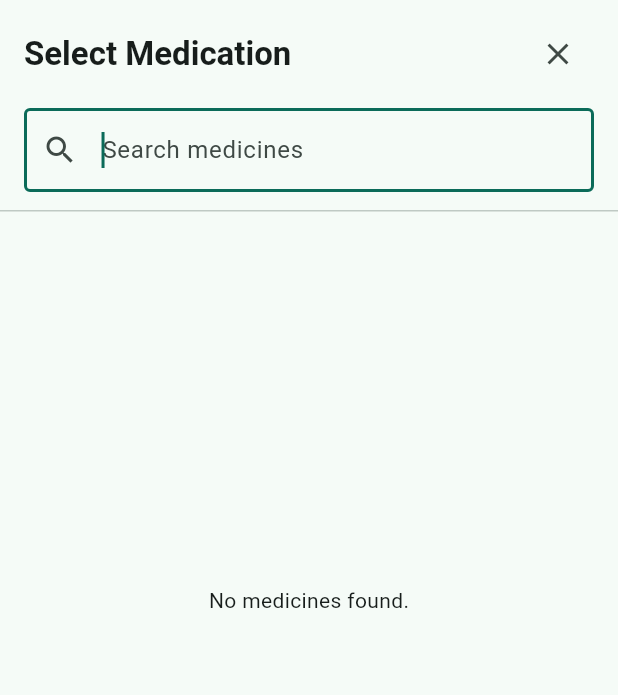
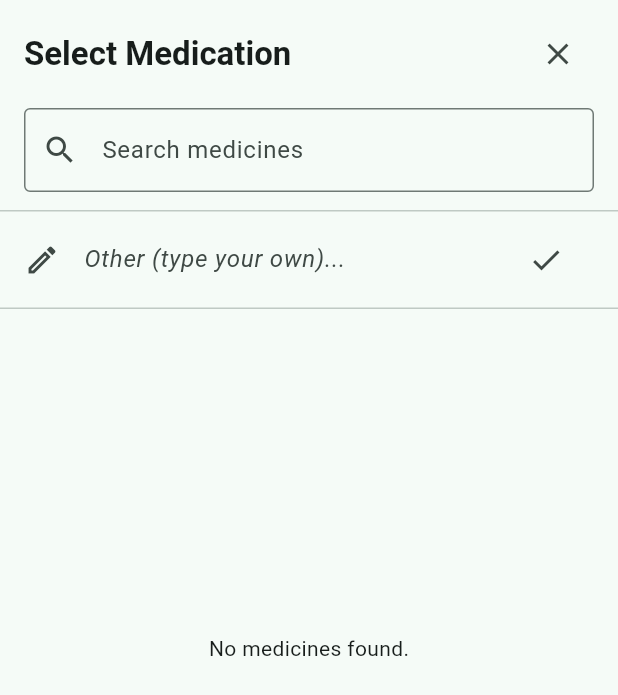
Before and after one commit to babkkin/prototype, a Flutter app: the _MedicationNamePicker widget shown alone on an empty page, opened directly with empty values, on a phone screen of 412 x 824 dp. Shown: the top 695 px of the screen. Run offline on Flutter 3.47's test engine with Material 3 defaults, Android fonts, the phone set to English and light mode, and no system bars; our stand-ins replace drift, pdf, printing; accounts and stored records are empty; generated files the repository leaves out were written again.

Commit message:
feat: enhance medication selection with "Other" input option and improved layout

```diff
--- a/lib/screens/add_medication.dart
+++ b/lib/screens/add_medication.dart
@@ -36,6 +36,7 @@ class _AddMedicationScreenState extends State<AddMedicationScreen> {
   final _maxPrnDoseFrequencyController = TextEditingController();
   final _specialInstructionsController = TextEditingController();
   final _prescriberNameController = TextEditingController();
+
 
   // Flexible generated schedule returned by FrequencyTimetablePicker.
   MedicationScheduleSelection? _scheduleSelection;
@@ -165,6 +166,9 @@ class _AddMedicationScreenState extends State<AddMedicationScreen> {
       return;
     }
 
+
+
+
     final isPrn = _type == PrescriptionType.prn;
 
     // PRN meds don't use the auto timetable (they're taken as needed,
@@ -215,6 +219,7 @@ class _AddMedicationScreenState extends State<AddMedicationScreen> {
 
     Navigator.pop(context, newMedication);
   }
+
 
   String? _emptyToNull(String value) {
     final trimmed = value.trim();
@@ -303,6 +308,7 @@ class _AddMedicationScreenState extends State<AddMedicationScreen> {
                 ),
               ),
 
+
               _rowField(
                 label: 'Medication *',
                 field: TextFormField(
@@ -328,6 +334,7 @@ class _AddMedicationScreenState extends State<AddMedicationScreen> {
                       _requiredValidator(v, 'the medication name'),
                 ),
               ),
+
 
               _rowField(
                 label: 'Brand',
@@ -482,6 +489,7 @@ class _MedicationNamePicker extends StatefulWidget {
   final List<String> medicines;
   final String selectedMedicine;
 
+
   const _MedicationNamePicker({
     required this.medicines,
     required this.selectedMedicine,
@@ -493,11 +501,19 @@ class _MedicationNamePicker extends StatefulWidget {
 
 class _MedicationNamePickerState extends State<_MedicationNamePicker> {
   final _searchController = TextEditingController();
+  final _otherController = TextEditingController(); // moved here
   String _query = '';
+
+  void _submitOther() {                             // moved here
+    final text = _otherController.text.trim();
+    if (text.isEmpty) return;
+    Navigator.pop(context, text);
+  }
 
   @override
   void dispose() {
     _searchController.dispose();
+    _otherController.dispose();
     super.dispose();
   }
 
@@ -507,7 +523,10 @@ class _MedicationNamePickerState extends State<_MedicationNamePicker> {
       return medicine.toLowerCase().contains(_query.trim().toLowerCase());
     }).toList();
 
-    return FractionallySizedBox(
+    // Padding on the outside pushes the whole sheet above the keyboard
+    return Padding(
+      padding: EdgeInsets.only(bottom: MediaQuery.of(context).viewInsets.bottom),
+      child: FractionallySizedBox(
         heightFactor: 0.80,
         child: Column(
           children: [
@@ -534,7 +553,6 @@ class _MedicationNamePickerState extends State<_MedicationNamePicker> {
               padding: const EdgeInsets.fromLTRB(16, 4, 16, 12),
               child: TextField(
                 controller: _searchController,
-              autofocus: true,
                 onChanged: (value) => setState(() => _query = value),
                 decoration: InputDecoration(
                   hintText: 'Search medicines',
@@ -553,18 +571,36 @@ class _MedicationNamePickerState extends State<_MedicationNamePicker> {
               ),
             ),
             const Divider(height: 1),
+
+            // "Other" tile: type your own medicine name
+            ListTile(
+              leading: const Icon(Icons.edit_outlined),
+              title: TextField(
+                controller: _otherController,
+                decoration: const InputDecoration(
+                  hintText: 'Other (type your own)...',
+                  hintStyle: TextStyle(fontStyle: FontStyle.italic),
+                  border: InputBorder.none,
+                ),
+                textInputAction: TextInputAction.done,
+                onSubmitted: (_) => _submitOther(),
+              ),
+              trailing: IconButton(
+                icon: const Icon(Icons.check),
+                onPressed: _submitOther,
+              ),
+            ),
+            const Divider(height: 1),
+
             Expanded(
               child: filtered.isEmpty
-                ? const Center(
-                    child: Text('No medicines found.'),
-                  )
+                  ? const Center(child: Text('No medicines found.'))
                   : ListView.separated(
                       itemCount: filtered.length,
                       separatorBuilder: (_, __) => const Divider(height: 1),
                       itemBuilder: (context, index) {
                         final medicine = filtered[index];
-                      final isSelected =
-                          medicine == widget.selectedMedicine;
+                        final isSelected = medicine == widget.selectedMedicine;
 
                         return ListTile(
                           title: Text(medicine),
@@ -581,6 +617,7 @@ class _MedicationNamePickerState extends State<_MedicationNamePicker> {
             ),
           ],
         ),
+      ),
     );
   }
 }
```
Lines whose indentation alone changed are shown as unchanged.
